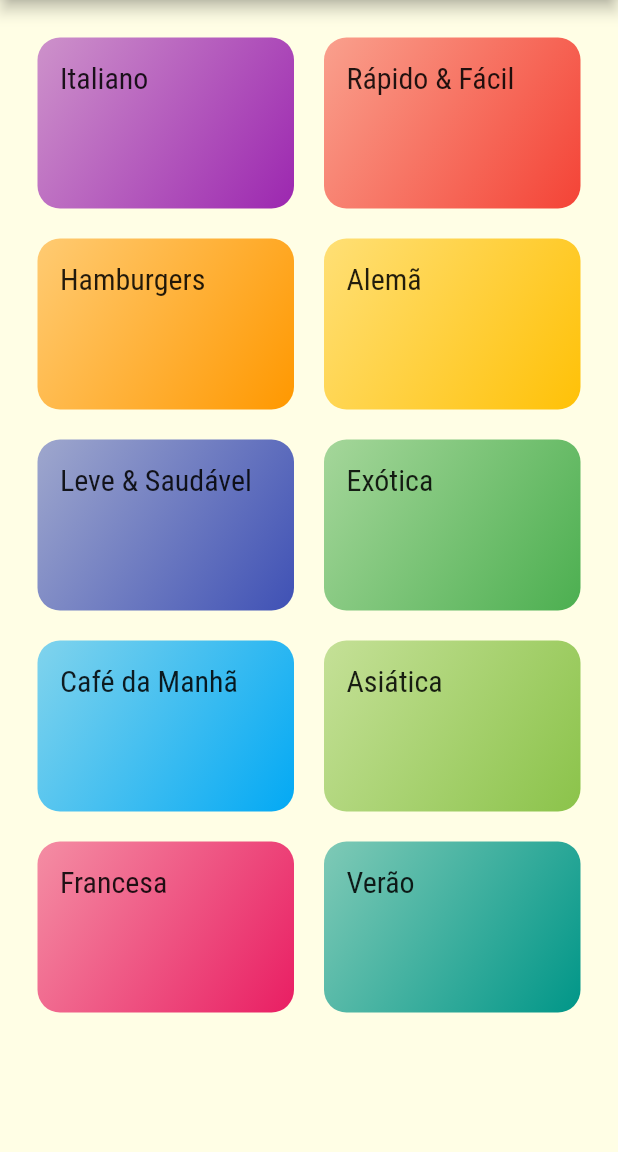
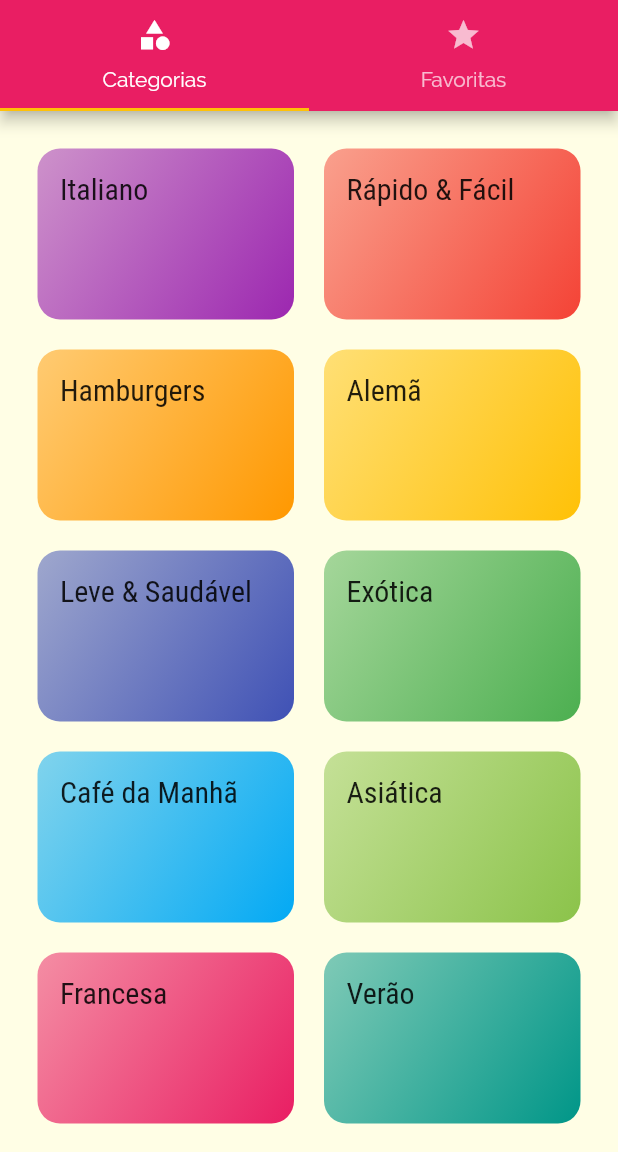
Before and after one commit to joaovictorneto/meals, a Flutter app: the screen it shows after launch, on a phone screen of 412 x 824 dp, the part 84-1236 px from its top. Run offline on Flutter 3.47's test engine with Material 2 defaults, Android fonts, the phone set to English and light mode, and no system bars.

Commit message:
187. Adicionando TabBar na AppBar

```diff
--- a/lib/main.dart
+++ b/lib/main.dart
@@ -2,6 +2,7 @@ import 'package:flutter/material.dart';
 import 'package:meals/screens/categories_screen.dart';
 import 'package:meals/screens/categories_meals_screen.dart';
 import 'package:meals/screens/meal_detail_screen.dart';
+import 'package:meals/screens/tabs_screen.dart';
 import 'package:meals/utils/app_routes.dart';
 
 void main() => runApp(MyApp());
@@ -24,7 +25,7 @@ class MyApp extends StatelessWidget {
             ),
       ),
       routes: {
-        AppRoutes.HOME: (context) => CategoriesScreen(),
+        AppRoutes.HOME: (context) => TabsScreen(),
         AppRoutes.CATEGORIES_MEALS: (context) => CategoriesMealsScreen(),
         AppRoutes.MEAL_DETAIL: (context) => MealDetailScreen(),
       },
--- a/lib/screens/categories_screen.dart
+++ b/lib/screens/categories_screen.dart
@@ -5,11 +5,7 @@ import 'package:meals/data/dummy_data.dart';
 class CategoriesScreen extends StatelessWidget {
   @override
   Widget build(BuildContext context) {
-    return Scaffold(
-      appBar: AppBar(
-        title: Text('Partiu cozinhar?'),
-      ),
-      body: GridView(
+    return GridView(
         padding: const EdgeInsets.all(25),
         gridDelegate: SliverGridDelegateWithMaxCrossAxisExtent(
           maxCrossAxisExtent: 200,
@@ -17,7 +13,6 @@ class CategoriesScreen extends StatelessWidget {
           crossAxisSpacing: 20,
           mainAxisSpacing: 20,
         ),
-          children: DUMMY_CATEGORIES.map((cat) => CategoryItem(cat)).toList()),
-    );
+        children: DUMMY_CATEGORIES.map((cat) => CategoryItem(cat)).toList());
   }
 }
--- /dev/null
+++ b/lib/screens/favorite_screen.dart
@@ -0,0 +1,10 @@
+import 'package:flutter/material.dart';
+
+class FavoriteScreen extends StatelessWidget {
+  @override
+  Widget build(BuildContext context) {
+    return Center(
+      child: Text('Minhas refeições favoritas!'),
+    );
+  }
+}
--- /dev/null
+++ b/lib/screens/tabs_screen.dart
@@ -0,0 +1,35 @@
+import 'package:flutter/material.dart';
+import 'package:meals/screens/categories_screen.dart';
+import 'package:meals/screens/favorite_screen.dart';
+
+class TabsScreen extends StatelessWidget {
+  @override
+  Widget build(BuildContext context) {
+    return DefaultTabController(
+      length: 2,
+      child: Scaffold(
+        appBar: AppBar(
+          title: Text('Partiu cozinhar?'),
+          bottom: TabBar(
+            tabs: [
+              Tab(
+                icon: Icon(Icons.category),
+                text: 'Categorias',
+              ),
+              Tab(
+                icon: Icon(Icons.star),
+                text: 'Favoritas',
+              ),
+            ],
+          ),
+        ),
+        body: TabBarView(
+          children: [
+            CategoriesScreen(),
+            FavoriteScreen(),
+          ],
+        ),
+      ),
+    );
+  }
+}
```
Lines whose indentation alone changed are shown as unchanged.
